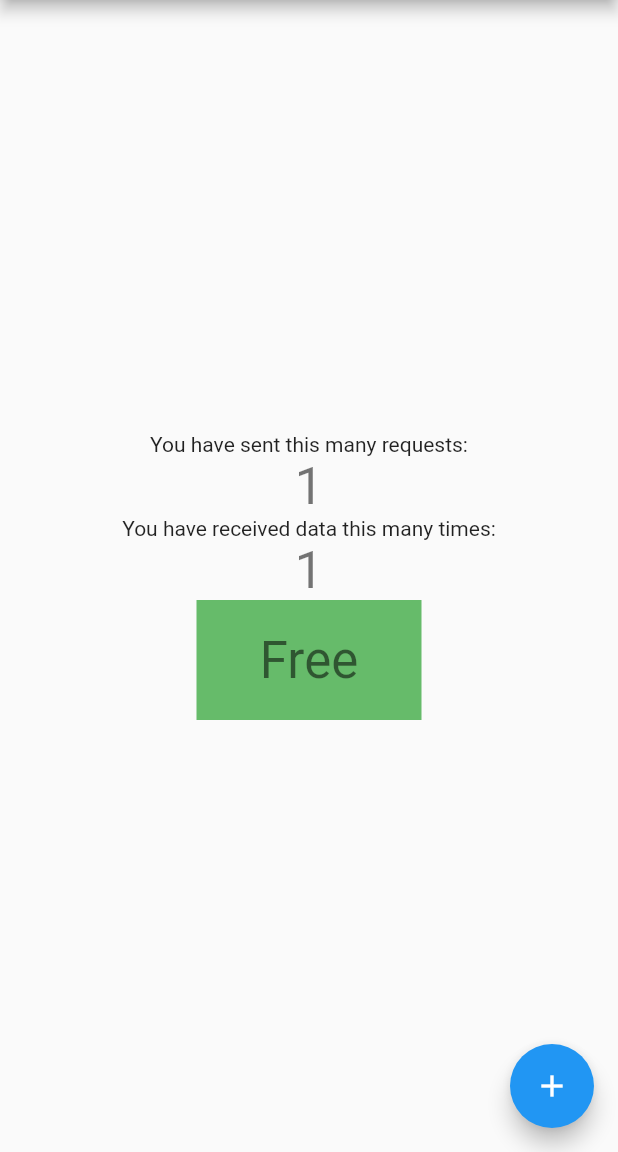
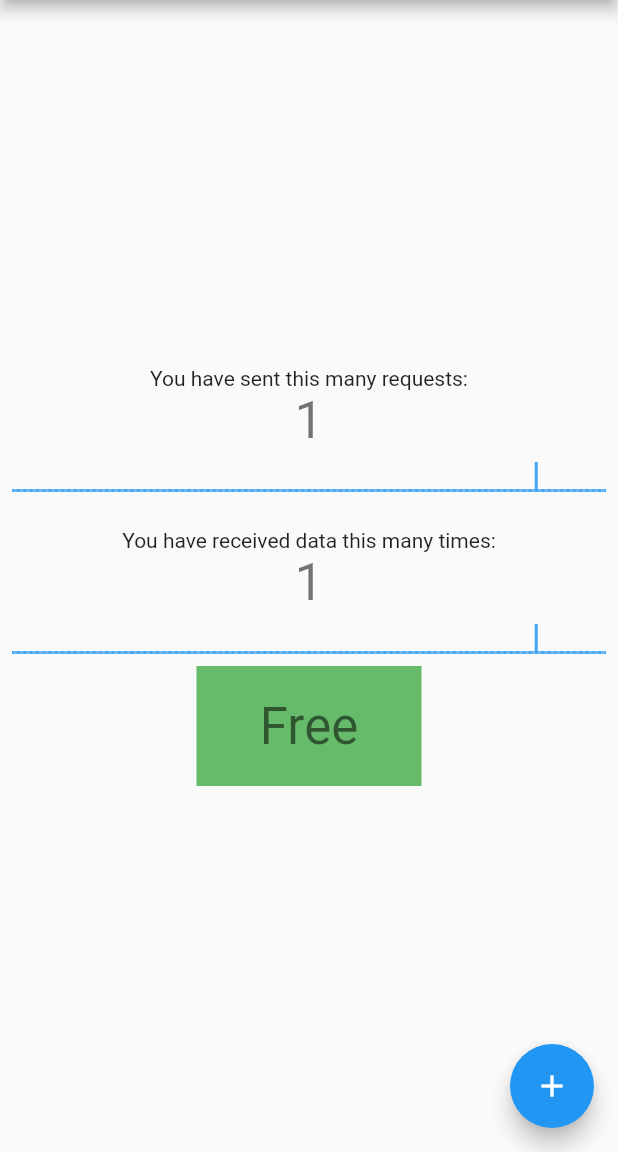
Before and after one commit to sla-000/akvelon-rate_limit, a Flutter app: the screen it shows after launch, after a tap on the "add" icon, on a phone screen of 412 x 824 dp, the part 84-1236 px from its top. Run offline on Flutter 3.47's test engine with Material 2 defaults, Android fonts, the phone set to English and light mode, and no system bars.

Commit message:
Add time plot and saw - algorithm is working incorrect

```diff
--- a/example/lib/main.dart
+++ b/example/lib/main.dart
@@ -1,7 +1,10 @@
 import 'dart:async';
 
+import 'package:example/time_plot.dart';
 import 'package:flutter/material.dart';
 import 'package:requests_limiter/requests_limiter.dart';
+
+const int kMaxHistorySeconds = 10;
 
 void main() {
   runApp(const MyApp());
@@ -40,14 +43,18 @@ class _MyHomePageState extends State<MyHomePage> {
     RateLimit(timeMs: 3000, requestCount: 2),
     RateLimit(timeMs: 6000, requestCount: 3),
   ]);
+  final Set<int> timeOfTap = {};
 
-  late final Timer _timer;
+  final Set<int> timeOfRequest = {};
+
+  late final Timer _haveAccessTimer;
+  late final Timer _clearTimesTimer;
 
   @override
   void initState() {
     super.initState();
 
-    _timer = Timer.periodic(
+    _haveAccessTimer = Timer.periodic(
       const Duration(milliseconds: 32),
       (timer) {
         setState(() {
@@ -55,17 +62,30 @@ class _MyHomePageState extends State<MyHomePage> {
         });
       },
     );
+
+    _clearTimesTimer = Timer.periodic(
+      const Duration(seconds: 3),
+      (timer) {
+        final int timeLimit = DateTime.now().millisecondsSinceEpoch - kMaxHistorySeconds * 1000;
+
+        timeOfTap.removeWhere((int time) => time < timeLimit);
+        timeOfRequest.removeWhere((int time) => time < timeLimit);
+      },
+    );
   }
 
   @override
   void dispose() {
-    _timer.cancel();
+    _haveAccessTimer.cancel();
+    _clearTimesTimer.cancel();
   }
 
   Future<void> _incrementCounter() async {
     setState(() => _tapCounter++);
+    timeOfTap.add(DateTime.now().millisecondsSinceEpoch);
 
     await _limitsSet.waitAccess();
+    timeOfRequest.add(DateTime.now().millisecondsSinceEpoch);
     _resourceRequest();
   }
 
@@ -80,9 +100,13 @@ class _MyHomePageState extends State<MyHomePage> {
       body: Center(
         child: Column(
           mainAxisAlignment: MainAxisAlignment.center,
+          crossAxisAlignment: CrossAxisAlignment.stretch,
           children: <Widget>[
-            const Text('You have sent this many requests:'),
-            AnimatedSwitcher(
+            const Center(
+              child: Text('You have sent this many requests:'),
+            ),
+            Center(
+              child: AnimatedSwitcher(
                 duration: const Duration(milliseconds: 200),
                 child: Text(
                   '$_tapCounter',
@@ -90,8 +114,21 @@ class _MyHomePageState extends State<MyHomePage> {
                   key: Key('$_resourceCounter'),
                 ),
               ),
-            const Text('You have received data this many times:'),
-            AnimatedSwitcher(
+            ),
+            Padding(
+              padding: const EdgeInsets.all(8.0),
+              child: LiveTimePlot(
+                period: kMaxHistorySeconds,
+                count: 500,
+                values: timeOfTap,
+              ),
+            ),
+            const SizedBox(height: 16),
+            const Center(
+              child: Text('You have received data this many times:'),
+            ),
+            Center(
+              child: AnimatedSwitcher(
                 duration: const Duration(milliseconds: 200),
                 child: Text(
                   '$_resourceCounter',
@@ -99,7 +136,17 @@ class _MyHomePageState extends State<MyHomePage> {
                   key: Key('$_resourceCounter'),
                 ),
               ),
-            AnimatedContainer(
+            ),
+            Padding(
+              padding: const EdgeInsets.all(8.0),
+              child: LiveTimePlot(
+                period: kMaxHistorySeconds,
+                count: 500,
+                values: timeOfRequest,
+              ),
+            ),
+            Center(
+              child: AnimatedContainer(
                 duration: const Duration(milliseconds: 200),
                 height: 80,
                 width: 150,
@@ -108,6 +155,7 @@ class _MyHomePageState extends State<MyHomePage> {
                   child: Text(
                     _haveAccess ? 'Free' : 'Locked',
                     style: Theme.of(context).textTheme.headline4,
+                  ),
                 ),
               ),
             ),
--- /dev/null
+++ b/example/lib/time_plot.dart
@@ -0,0 +1,149 @@
+import 'dart:async';
+
+import 'package:flutter/material.dart';
+
+class LiveTimePlot extends StatefulWidget {
+  const LiveTimePlot({
+    Key? key,
+    this.count = 500,
+    this.period = 10,
+    this.values = const <int>{},
+  }) : super(key: key);
+
+  /// count of ticks
+  final int count;
+
+  /// plot width in seconds
+  final int period;
+
+  /// values as unixtime in ms
+  final Set<int> values;
+
+  @override
+  State<LiveTimePlot> createState() => _LiveTimePlotState();
+}
+
+class _LiveTimePlotState extends State<LiveTimePlot> {
+  @override
+  void didUpdateWidget(covariant LiveTimePlot oldWidget) {
+    super.didUpdateWidget(oldWidget);
+
+    if (widget.values.isNotEmpty && oldWidget.values.isEmpty) {
+      setState(() {});
+    }
+  }
+
+  @override
+  Widget build(BuildContext context) {
+    if (widget.values.isNotEmpty) {
+      Future.delayed(Duration.zero, () {
+        if (mounted) {
+          setState(() {});
+        }
+      });
+    }
+
+    return TimePlot(
+      unixTime: DateTime.now().millisecondsSinceEpoch,
+      period: widget.period,
+      count: widget.count,
+      values: widget.values,
+    );
+  }
+}
+
+class TimePlot extends StatelessWidget {
+  const TimePlot({
+    Key? key,
+    this.count = 500,
+    this.period = 10,
+    required this.unixTime,
+    this.values = const <int>{},
+  }) : super(key: key);
+
+  /// count of ticks
+  final int count;
+
+  /// plot width in seconds
+  final int period;
+
+  /// current unixtime ms
+  final int unixTime;
+
+  /// values as unixtime in ms
+  final Set<int> values;
+
+  @override
+  Widget build(BuildContext context) {
+    final Set<int> recalculatedValues = values
+        .map((int tickTime) => count - (unixTime - tickTime) * count / 1000 ~/ period)
+        .map((int value) {
+          if (value < 0 || value > count - 1) {
+            return null;
+          }
+
+          return value;
+        })
+        .whereType<int>()
+        .toSet();
+
+    return SimplePlot(
+      count: count,
+      values: recalculatedValues,
+    );
+  }
+}
+
+class SimplePlot extends StatelessWidget {
+  const SimplePlot({
+    Key? key,
+    this.count = 500,
+    this.values = const <int>{},
+  }) : super(key: key);
+
+  /// count of ticks
+  final int count;
+
+  /// ticks to set
+  final Set<int> values;
+
+  @override
+  Widget build(BuildContext context) {
+    return Row(
+      children: _getTicks(),
+    );
+  }
+
+  List<Widget> _getTicks() {
+    return Iterable<Widget>.generate(
+      count,
+      (int index) {
+        return Expanded(
+          child: values.contains(index)
+              ? Container(
+                  height: 20,
+                  decoration: BoxDecoration(
+                    border: Border(
+                      left: BorderSide(
+                        color: Colors.blue.shade400,
+                        width: 2,
+                      ),
+                    ),
+                  ),
+                )
+              : Container(
+                  height: 20,
+                  decoration: BoxDecoration(
+                    border: Border(
+                      bottom: BorderSide(
+                        color: Colors.blue.shade400,
+                        width: 2,
+                      ),
+                    ),
+                  ),
+                ),
+        );
+      },
+    ).toList();
+  }
+}
```
Lines whose indentation alone changed are shown as unchanged.
